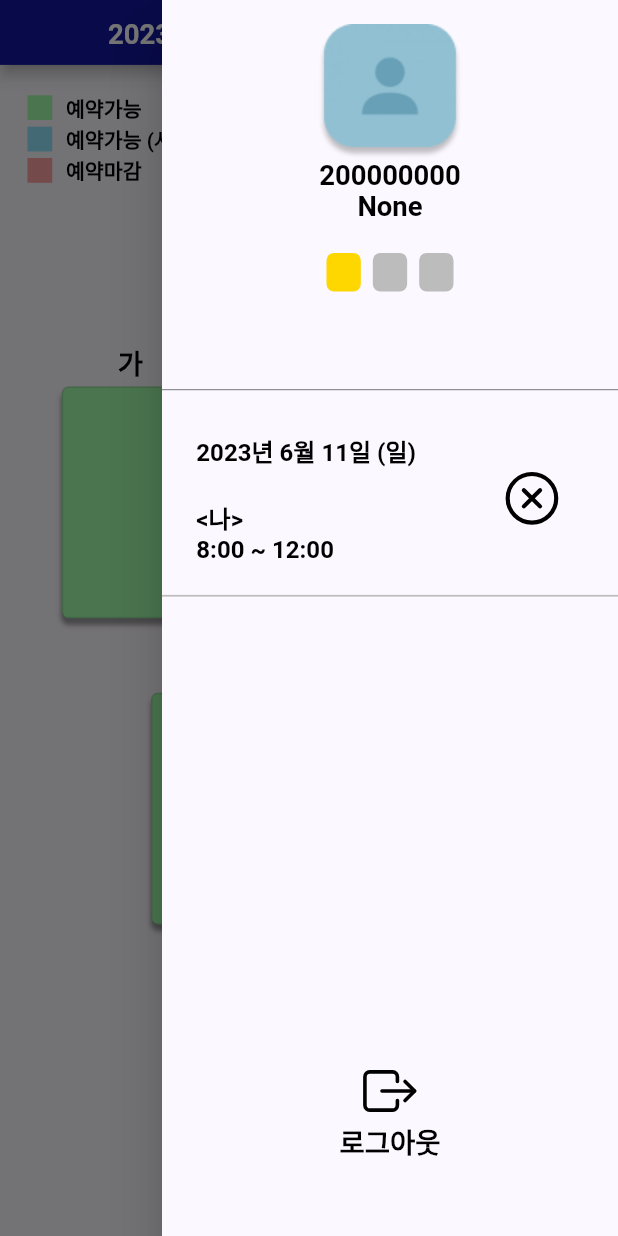
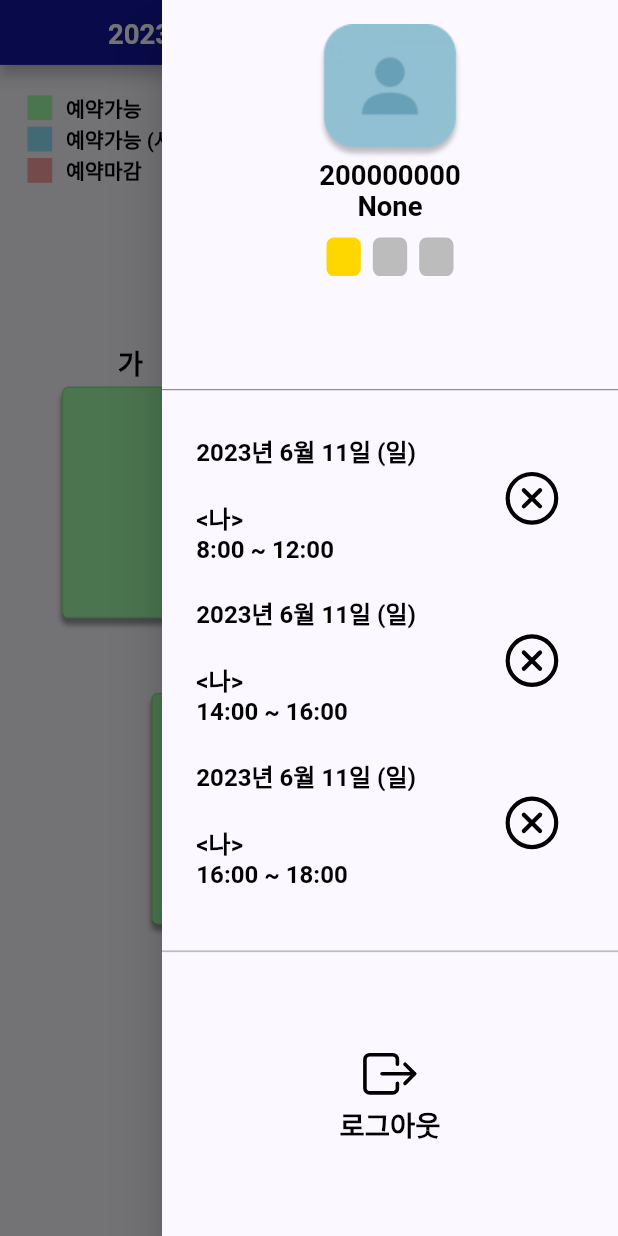
Before and after one commit to 2023-hci-chungmugong/front-end, a Flutter app: the LobbyView screen opened directly, with the side drawer open, on a phone screen of 412 x 824 dp. Run offline on Flutter 3.47's test engine with Material 2 defaults, Android fonts, the phone set to English and light mode, and no system bars; our stand-ins replace cloud_firestore, connectivity_plus, firebase_core, flutter_svg, logger; missing offline and left inert: network_info_plus; accounts and stored records are empty.

```diff
--- a/lib/model/app_state.dart
+++ b/lib/model/app_state.dart
@@ -25,7 +25,19 @@ class AppState extends ChangeNotifier {
         section: SectionName.na,
         start: 8,
         end: 12,
-        status: ReservationStatus.using)
+        status: ReservationStatus.using),
+    ReservationForUser(
+        date: DateTime.now(),
+        section: SectionName.na,
+        start: 14,
+        end: 16,
+        status: ReservationStatus.reserved),
+    ReservationForUser(
+        date: DateTime.now(),
+        section: SectionName.na,
+        start: 16,
+        end: 18,
+        status: ReservationStatus.reserved)
   ];
   Profile userData = Profile('None', '200000000');
 }
--- a/lib/view/drawer_view.dart
+++ b/lib/view/drawer_view.dart
@@ -35,7 +35,7 @@ class _DrawerViewState extends State<DrawerView> {
                 BoldText16(appState.userData.id),
                 BoldText16(appState.userData.name),
                 SizedBox(
-                  height: DesignKit.getHeight(context, 20),
+                  height: DesignKit.getHeight(context, 10),
                 ),
                 GestureDetector(
                     onTap: () {
@@ -171,10 +171,9 @@ class _DrawerViewState extends State<DrawerView> {
                           width: DesignKit.getWidth(context, 1),
                           color: DesignKit.gray))),
               child: DrawerReservationSection()),
-          SizedBox(
-            height: DesignKit.getHeight(context, 300),
-          ),
-          Column(
+          Expanded(
+              flex: 1,
+              child: Column(
                 mainAxisAlignment: MainAxisAlignment.center,
                 crossAxisAlignment: CrossAxisAlignment.center,
                 children: [
@@ -185,7 +184,7 @@ class _DrawerViewState extends State<DrawerView> {
                   ),
                   BoldText16('로그아웃')
                 ],
-          )
+              )),
         ],
       ),
     );
@@ -206,20 +205,47 @@ class DrawerReservationSection extends StatelessWidget {
               BoldText16('예약 정보가 없습니다.'),
             ],
           )
-        : Row(
+        : Column(
+            children: appState.myReservations
+                .map<reservationSection>((ReservationForUser e) =>
+                    (reservationSection(
+                        reserveDate: dateTimeToString(e.date),
+                        sectionName: sectionNameToString(e.section),
+                        start: e.start,
+                        end: e.end)))
+                .toList(),
+          );
+  }
+}
+
+class reservationSection extends StatelessWidget {
+  const reservationSection(
+      {super.key,
+      required this.reserveDate,
+      required this.sectionName,
+      required this.start,
+      required this.end});
+
+  final String reserveDate;
+  final String sectionName;
+  final int start;
+  final int end;
+
+  @override
+  Widget build(BuildContext context) {
+    return (Column(children: [
+      Row(
         crossAxisAlignment: CrossAxisAlignment.center,
         children: [
           Column(
             crossAxisAlignment: CrossAxisAlignment.start,
             children: [
-                  BoldText14(dateTimeToString(appState.myReservations[0].date)),
+              BoldText14(reserveDate),
               SizedBox(
                 height: DesignKit.getHeight(context, 20),
               ),
-                  BoldText14(
-                      "<${sectionNameToString(appState.myReservations[0].section)}>"),
-                  BoldText14(
-                      "${appState.myReservations[0].start}:00 ~ ${appState.myReservations[0].end}:00")
+              BoldText14("<$sectionName>"),
+              BoldText14("$start:00 ~ $end:00")
             ],
           ),
           SizedBox(
@@ -229,8 +255,12 @@ class DrawerReservationSection extends StatelessWidget {
             'assets/icons/cancel.svg',
             width: DesignKit.getWidth(context, 35),
             height: DesignKit.getHeight(context, 35),
-              )
+          ),
         ],
-          );
+      ),
+      SizedBox(
+        height: DesignKit.getHeight(context, 20),
+      ),
+    ]));
   }
 }
```
Also changed, not shown: pubspec.lock. Lines whose indentation alone changed are shown as unchanged.
